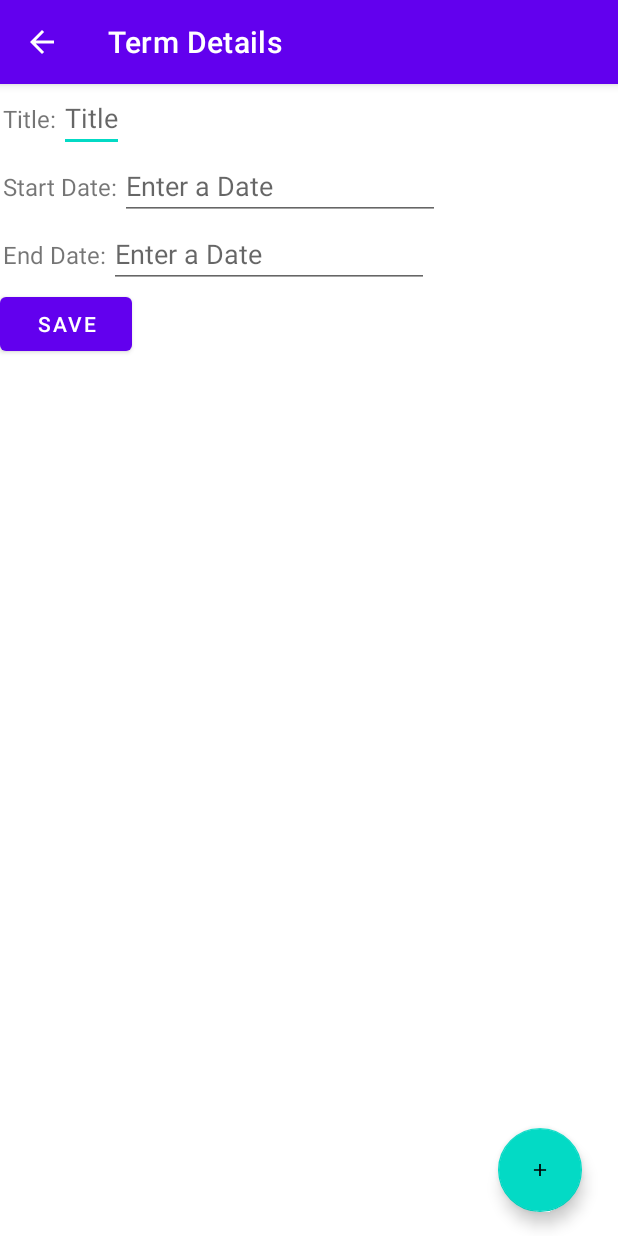
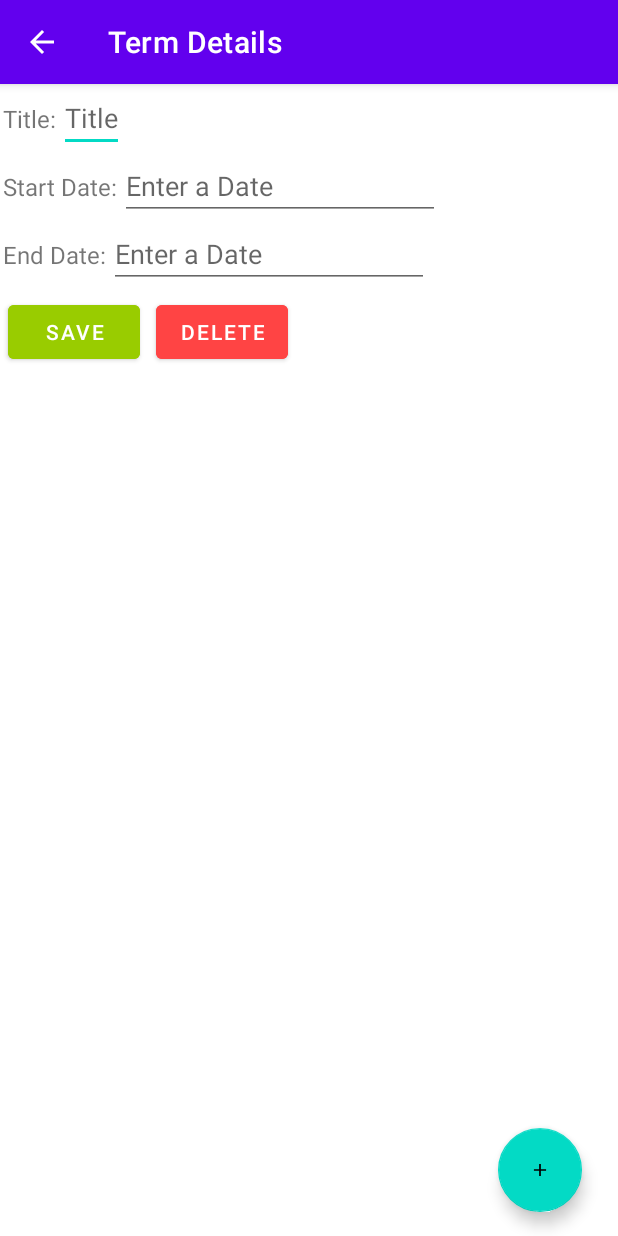
Before and after one commit to mallen13/school-planner-android, an Android app: the TermDetailsActivity screen opened directly, with no data from a screen before it, after a tap on "SAVE", on a phone screen of 412 x 824 dp. Run offline under Robolectric (Android 15) with nearby library versions, the phone set to English and light mode, and no system bars; our stand-ins replace Room's generated code; 1 statement that could not run was skipped.

Commit message:
styled term details

```diff
--- /dev/null
+++ b/app/src/main/java/com/mattallen/school_planning_app/Helpers/Helpers.java
@@ -0,0 +1,14 @@
+package com.mattallen.school_planning_app.Helpers;
+
+import android.content.Context;
+import android.widget.Toast;
+
+abstract public class Helpers {
+
+    public static void showToast(Context context, String text) {
+        int duration = Toast.LENGTH_SHORT;
+
+        Toast toast = Toast.makeText(context, text, duration);
+        toast.show();
+    }
+}
--- a/app/src/main/java/com/mattallen/school_planning_app/UI/TermDetailsActivity.java
+++ b/app/src/main/java/com/mattallen/school_planning_app/UI/TermDetailsActivity.java
@@ -8,37 +8,76 @@ import android.os.Bundle;
 import android.view.View;
 import android.widget.EditText;
 
+import com.mattallen.school_planning_app.Database.Repository;
+import com.mattallen.school_planning_app.Entities.Term;
+import com.mattallen.school_planning_app.Helpers.Helpers;
 import com.mattallen.school_planning_app.R;
 
 public class TermDetailsActivity extends AppCompatActivity {
+    EditText editName;
+    EditText editStartDate;
+    EditText editEndDate;
 
-    @SuppressLint("WrongViewCast")
+    String name;
+    String startDate;
+    String endDate;
+    int termId;
+    Repository repository;
+
+
     @Override
     protected void onCreate(Bundle savedInstanceState) {
         super.onCreate(savedInstanceState);
         setContentView(R.layout.activity_term_details);
 
         //get inputs
-        EditText editName = findViewById(R.id.termTitleInput);
-        EditText editStartDate = findViewById(R.id.termStartDate);
-        EditText editEndDate = findViewById(R.id.termEndDate);
+        editName = findViewById(R.id.termTitleInput);
+        editStartDate = findViewById(R.id.termStartDate);
+        editEndDate = findViewById(R.id.termEndDate);
 
         //get intents
-        String name = getIntent().getStringExtra("title");
-        String startDate = getIntent().getStringExtra("startDate");
-        String endDate =  getIntent().getStringExtra("endDate");
+        termId = getIntent().getIntExtra("id", -1 );
+        name = getIntent().getStringExtra("title");
+        startDate = getIntent().getStringExtra("startDate");
+        endDate =  getIntent().getStringExtra("endDate");
 
         //set inputs to intent vals
         editName.setText(name);
         editStartDate.setText(startDate);
         editEndDate.setText(endDate);
+
+        repository = new Repository(getApplication());
     }
 
-    public void saveTerm(View v) {
+    public void saveTerm(View v) throws InterruptedException {
+        Term term;
 
+        //if id is -1, insert new
+        if (termId == -1) {
+            int newId = repository.getAllTerms().get(repository.getAllTerms().size()-1).getTermId() + 1;
+            term = new Term(newId, editStartDate.getText().toString(), editEndDate.getText().toString(), editName.getText().toString() );
+            repository.insert(term);
+        //otherwise update
+        } else {
+            term = new Term(termId, editStartDate.getText().toString(), editEndDate.getText().toString(), editName.getText().toString());
+            repository.update(term);
+        }
+
+        Helpers.showToast(getApplicationContext(),"Item Saved");
     }
+
+    public void deleteTerm(View v) throws InterruptedException {
+        Term term;
+        term = new Term(termId, editStartDate.getText().toString(), editEndDate.getText().toString(), editName.getText().toString());
+        repository.delete(term);
+
+        Intent i = new Intent(this,TermsActivity.class);
+        startActivity(i);
+    }
+
     public void addCourse(View v) {
         Intent i = new Intent(TermDetailsActivity.this,CourseDetailsActivity.class);
         startActivity(i);
     }
+
 }
--- a/app/src/main/res/layout/activity_term_details.xml
+++ b/app/src/main/res/layout/activity_term_details.xml
@@ -4,6 +4,7 @@
     xmlns:tools="http://schemas.android.com/tools"
     android:layout_width="match_parent"
     android:layout_height="match_parent"
+    android:backgroundTint="@android:color/holo_green_light"
     tools:context=".UI.TermDetailsActivity">
 
     <com.google.android.material.floatingactionbutton.FloatingActionButton
@@ -22,7 +23,7 @@
         android:layout_width="match_parent"
         android:layout_height="wrap_content"
         tools:layout_editor_absoluteX="1dp"
-        tools:layout_editor_absoluteY="1dp" >
+        tools:layout_editor_absoluteY="1dp">
 
         <LinearLayout
             android:layout_width="match_parent"
@@ -34,7 +35,7 @@
             <LinearLayout
                 android:layout_width="match_parent"
                 android:layout_height="wrap_content"
-                android:orientation="horizontal" >
+                android:orientation="horizontal">
 
                 <TextView
                     android:layout_width="wrap_content"
@@ -47,7 +48,7 @@
                     android:id="@+id/termTitleInput"
                     android:layout_width="wrap_content"
                     android:layout_height="wrap_content"
-                    android:hint="@string/item_name_hint"/>
+                    android:hint="@string/item_name_hint" />
 
             </LinearLayout>
 
@@ -55,7 +56,7 @@
             <LinearLayout
                 android:layout_width="match_parent"
                 android:layout_height="wrap_content"
-                android:orientation="horizontal" >
+                android:orientation="horizontal">
 
                 <TextView
                     android:layout_width="wrap_content"
@@ -78,7 +79,7 @@
             <LinearLayout
                 android:layout_width="match_parent"
                 android:layout_height="wrap_content"
-                android:orientation="horizontal" >
+                android:orientation="horizontal">
 
                 <TextView
                     android:layout_width="wrap_content"
@@ -92,17 +93,36 @@
                     android:layout_width="wrap_content"
                     android:layout_height="wrap_content"
                     android:ems="10"
-                    android:inputType="date"
-                    android:hint="Enter a Date"/>
+                    android:hint="Enter a Date"
+                    android:inputType="date" />
 
             </LinearLayout>
 
-            <Button
-                android:id="@+id/saveTermBtn"
-                android:layout_width="wrap_content"
+            <!--Buttons-->
+            <LinearLayout
+                android:layout_width="match_parent"
                 android:layout_height="wrap_content"
-                android:text="@string/save_btn_txt"
-                android:onClick="saveTerm"/>
+                android:orientation="horizontal">
+
+                <Button
+                    android:id="@+id/saveTermBtn"
+                    android:layout_width="wrap_content"
+                    android:layout_height="wrap_content"
+                    android:layout_margin="5dp"
+                    android:backgroundTint="@android:color/holo_green_light"
+                    android:onClick="saveTerm"
+                    android:text="@string/save_btn_txt" />
+
+                <Button
+                    android:id="@+id/deleteTermBtn"
+                    android:layout_width="wrap_content"
+                    android:layout_height="wrap_content"
+                    android:layout_margin="5dp"
+                    android:backgroundTint="@android:color/holo_red_light"
+                    android:onClick="deleteTerm"
+                    android:text="@string/delete_btn_txt" />
+
+            </LinearLayout>
 
         </LinearLayout>
 
--- a/app/src/main/res/values/strings.xml
+++ b/app/src/main/res/values/strings.xml
@@ -12,4 +12,5 @@
     <string name="start_date_label">Start Date: </string>
     <string name="end_date_label">End Date: </string>
     <string name="save_btn_txt">Save</string>
+    <string name="delete_btn_txt">Delete</string>
 </resources>
```
Also changed, not shown: app/src/main/java/com/mattallen/school_planning_app/UI/CourseAdapter.java (added, +84 -0 lines).
